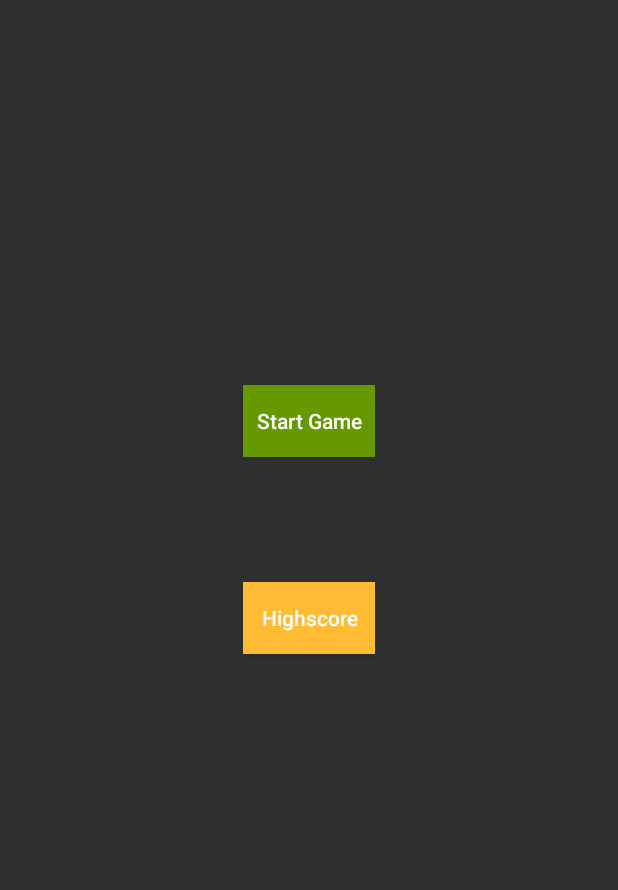
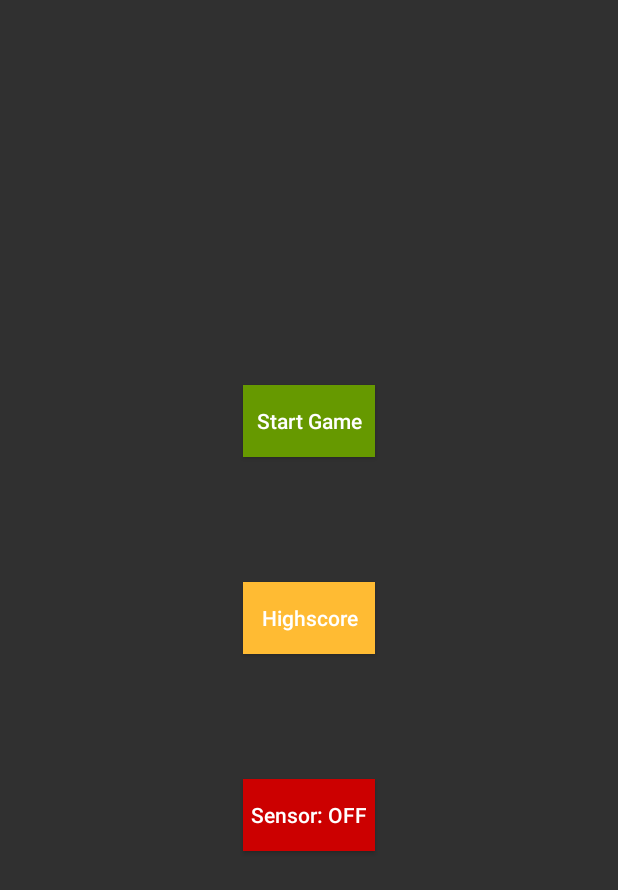
Before and after one commit to vkrisztian/EndlessRunner2, an Android app: the screen it shows after launch (MainActivity), on a phone screen of 412 x 824 dp. Shown: the top 890 px of the screen. Run offline under Robolectric (Android 15) with nearby library versions, the phone set to English and light mode, and no system bars.

Commit message:
accelerometer release 1.0 kappa

```diff
--- a/app/src/main/java/endlessrunner/nik/uniobuda/hu/endlessrunner/Enemy.java
+++ b/app/src/main/java/endlessrunner/nik/uniobuda/hu/endlessrunner/Enemy.java
@@ -25,7 +25,7 @@ public class Enemy extends Car {
     public Enemy(int line,int Highscore) {
         super(line);
 
-        this.speed = 4+Highscore/100;
+        this.speed = 5+Highscore/100;
 
     }
 
--- a/app/src/main/java/endlessrunner/nik/uniobuda/hu/endlessrunner/User.java
+++ b/app/src/main/java/endlessrunner/nik/uniobuda/hu/endlessrunner/User.java
@@ -41,10 +41,10 @@ public class User implements Comparable<User>
     @Override
     public int compareTo(@NonNull User o) {
         if (this.highscore > o.getHighscore()) {
-            return 1;
+            return -1;
         }
         else if (this.highscore < o.getHighscore()) {
-            return -1;
+            return 1;
         }
         else return 0;
     }
--- a/app/src/main/java/endlessrunner/nik/uniobuda/hu/endlessrunner/UserCar.java
+++ b/app/src/main/java/endlessrunner/nik/uniobuda/hu/endlessrunner/UserCar.java
@@ -23,4 +23,8 @@ public class UserCar extends Car {
         if (this.columnPosition != 2)
             this.columnPosition++;
     }
+    public void MoveCenter()
+    {
+        this.columnPosition = 1;
+    }
 }
--- a/app/src/main/res/layout/activity_main.xml
+++ b/app/src/main/res/layout/activity_main.xml
@@ -14,7 +14,7 @@
         android:layout_width="wrap_content"
         android:layout_height="wrap_content"
         android:layout_above="@+id/button"
-        android:layout_alignStart="@+id/button"
+        android:layout_centerHorizontal="true"
         android:layout_marginBottom="83dp"
         android:background="@android:color/holo_green_dark"
         android:text="Start Game"
@@ -32,6 +32,18 @@
         android:background="@android:color/holo_orange_light"
         android:onClick="HighScore"
         android:id="@+id/button" />
+    <Button
+        android:layout_width="wrap_content"
+        android:layout_height="wrap_content"
+        android:layout_centerHorizontal="true"
+        android:layout_below="@+id/button"
+        android:layout_marginTop="83dp"
+        android:text="Sensor: OFF"
+        android:textAllCaps="false"
+
+        android:background="@android:color/holo_red_dark"
+        android:onClick="sensorOn"
+        android:id="@+id/sensor" />
 
 
 </RelativeLayout>
```
Also changed, not shown: app/src/main/java/endlessrunner/nik/uniobuda/hu/endlessrunner/GameActivity.java (+12 -3 lines), app/src/main/java/endlessrunner/nik/uniobuda/hu/endlessrunner/Game_Layout_Canvas.java (+15 -1 lines), app/src/main/java/endlessrunner/nik/uniobuda/hu/endlessrunner/MainActivity.java (+17 -0 lines).
